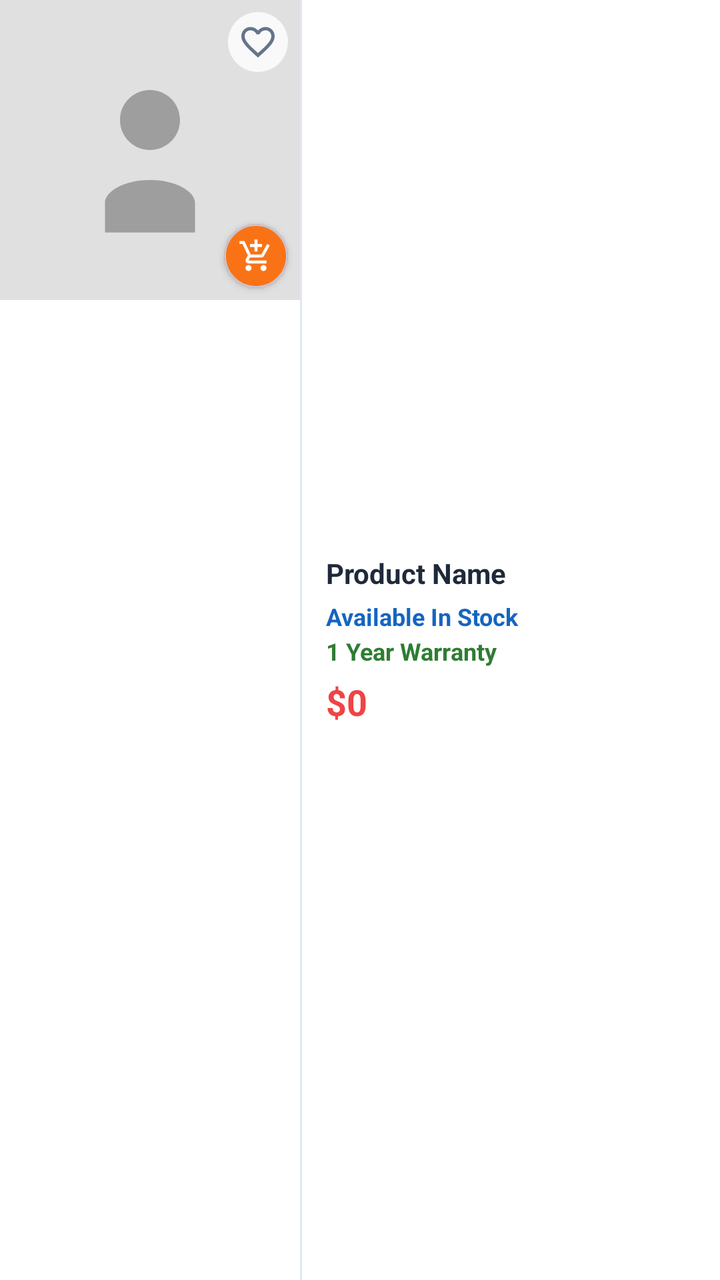
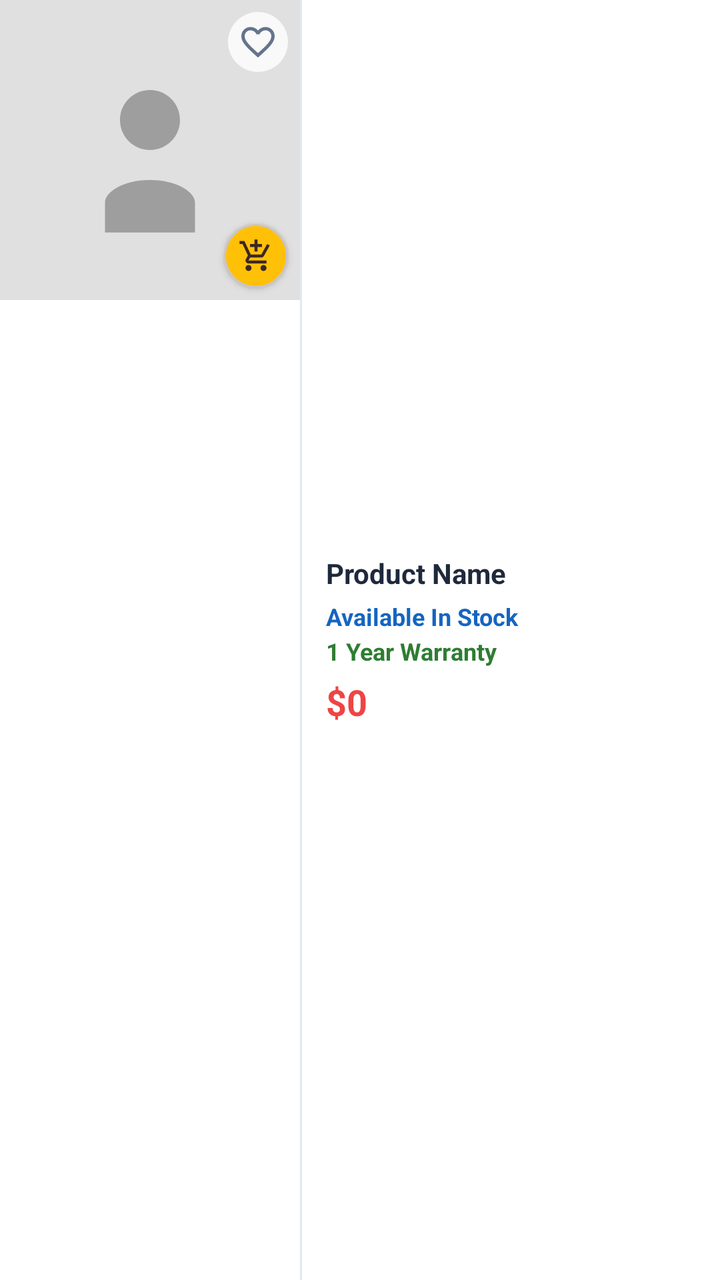

Screens rendered from an Android XML layout before and after an edit, with the pre-edit source and the edit as a unified diff.
<!-- AndroidManifest.xml: application theme Theme.BeckieDealApp -->
<!-- res/layout/product_card_list.xml -->
﻿<?xml version="1.0" encoding="utf-8"?>

<com.google.android.material.card.MaterialCardView
    xmlns:android="http://schemas.android.com/apk/res/android"
    xmlns:app="http://schemas.android.com/apk/res-auto"
    android:layout_width="match_parent"
    android:layout_height="wrap_content"
    android:layout_margin="2dp"
    app:cardCornerRadius="0dp"
    app:cardElevation="0dp"
    app:strokeWidth="0dp"
    app:cardBackgroundColor="@color/surface">

    <LinearLayout
        android:layout_width="match_parent"
        android:layout_height="match_parent"
        android:orientation="horizontal">

        
        <FrameLayout
            android:layout_width="150dp"
            android:layout_height="150dp"
            android:background="@color/card_bg_secondary">

            <ImageView
                android:id="@+id/productImage"
                android:layout_width="match_parent"
                android:layout_height="match_parent"
                android:scaleType="centerCrop"
                android:src="@drawable/placeholder_image" />

            
            <ImageView
                android:id="@+id/favoriteIcon"
                android:layout_width="30dp"
                android:layout_height="30dp"
                android:layout_gravity="top|end"
                android:layout_margin="6dp"
                android:background="@drawable/favorite_background"
                android:padding="5dp"
                android:src="@drawable/ic_favorite_border"
                app:tint="@color/text_secondary" />

            
            <com.google.android.material.card.MaterialCardView
                android:id="@+id/quickAddToCartButton"
                android:layout_width="32dp"
                android:layout_height="32dp"
                android:layout_gravity="bottom|end"
                android:layout_margin="6dp"
                app:cardCornerRadius="16dp"
                app:cardElevation="2dp"
                app:cardBackgroundColor="@color/primary">
                <ImageView
                    android:layout_width="18dp"
                    android:layout_height="18dp"
                    android:layout_gravity="center"
                    android:src="@drawable/add_shopping_cart_24"
                    app:tint="@color/white_fixed" />
            </com.google.android.material.card.MaterialCardView>

        </FrameLayout>

        
        <View
            android:layout_width="1dp"
            android:layout_height="match_parent"
            android:background="@color/border_color" />

        
        <LinearLayout
            android:layout_width="0dp"
            android:layout_height="wrap_content"
            android:layout_weight="1"
            android:layout_gravity="center_vertical"
            android:orientation="vertical"
            android:paddingHorizontal="12dp"
            android:paddingVertical="10dp">

            
            <TextView
                android:id="@+id/productName"
                android:layout_width="match_parent"
                android:layout_height="wrap_content"
                android:text="Product Name"
                android:textColor="@color/text_primary"
                android:textSize="@dimen/text_size_body"
                android:textStyle="bold"
                android:maxLines="2"
                android:ellipsize="end" />

            
            <TextView
                android:id="@+id/productVariant"
                android:layout_width="match_parent"
                android:layout_height="wrap_content"
                android:layout_marginTop="2dp"
                android:text=""
                android:textColor="@color/text_secondary"
                android:textSize="@dimen/text_size_caption"
                android:maxLines="1"
                android:ellipsize="end"
                android:visibility="gone" />

            
            <TextView
                android:id="@+id/stockStatus"
                android:layout_width="wrap_content"
                android:layout_height="wrap_content"
                android:layout_marginTop="4dp"
                android:text="Available In Stock"
                android:textColor="#1565C0"
                android:textSize="@dimen/text_size_caption"
                android:textStyle="bold" />

            
            <TextView
                android:id="@+id/warrantyText"
                android:layout_width="wrap_content"
                android:layout_height="wrap_content"
                android:layout_marginTop="1dp"
                android:text="1 Year Warranty"
                android:textColor="#2E7D32"
                android:textSize="@dimen/text_size_caption"
                android:textStyle="bold" />

            
            <TextView
                android:id="@+id/skuText"
                android:layout_width="wrap_content"
                android:layout_height="wrap_content"
                android:layout_marginTop="1dp"
                android:text=""
                android:textColor="#00897B"
                android:textSize="@dimen/text_size_caption"
                android:textStyle="bold"
                android:visibility="gone" />

            
            <TextView
                android:id="@+id/productPrice"
                android:layout_width="wrap_content"
                android:layout_height="wrap_content"
                android:layout_marginTop="5dp"
                android:text="$0"
                android:textColor="@color/red_error"
                android:textSize="@dimen/text_size_title_small"
                android:textStyle="bold" />

            
            <TextView
                android:id="@+id/productSpecs"
                android:layout_width="match_parent"
                android:layout_height="wrap_content"
                android:layout_marginTop="4dp"
                android:text=""
                android:textColor="@color/text_secondary"
                android:textSize="@dimen/text_size_caption"
                android:lineSpacingMultiplier="1.3"
                android:maxLines="3"
                android:ellipsize="end"
                android:visibility="gone" />

            
            <TextView
                android:id="@+id/freeItemsText"
                android:layout_width="wrap_content"
                android:layout_height="wrap_content"
                android:layout_marginTop="2dp"
                android:text=""
                android:textColor="@color/red_error"
                android:textSize="@dimen/text_size_caption"
                android:textStyle="italic"
                android:visibility="gone" />

        </LinearLayout>

    </LinearLayout>

</com.google.android.material.card.MaterialCardView>
<!-- resources referenced by this layout -->
<resources>
  <color name="border_color">#E2E8F0</color>
  <color name="card_bg_secondary">#F1F5F9</color>
  <color name="primary">#F97316</color>
  <color name="red_error">#EF4444</color>
  <color name="surface">#FFFFFF</color>
  <color name="text_primary">#1E293B</color>
  <color name="text_secondary">#64748B</color>
  <color name="white_fixed">#FFFFFF</color>
  <dimen name="text_size_body">13sp</dimen>
  <dimen name="text_size_caption">11sp</dimen>
  <dimen name="text_size_title_small">17sp</dimen>
  <!-- drawable favorite_background (drawable) -->
  <?xml version="1.0" encoding="utf-8"?>
  <shape xmlns:android="http://schemas.android.com/apk/res/android"
      android:shape="oval">
      <solid android:color="#CCFFFFFF" />
  </shape>
  <!-- drawable placeholder_image (drawable) -->
  <?xml version="1.0" encoding="utf-8"?>
  <vector xmlns:android="http://schemas.android.com/apk/res/android"
      android:width="200dp"
      android:height="200dp"
      android:viewportWidth="200"
      android:viewportHeight="200">
  
      
      <path
          android:fillColor="#E0E0E0"
          android:pathData="M0,0h200v200h-200z" />
  
      
      <path
          android:fillColor="#9E9E9E"
          android:pathData="M100,60c11.05,0 20,8.95 20,20s-8.95,20 -20,20 -20,-8.95 -20,-20 8.95,-20 20,-20zM100,120c18.28,0 30,8.28 30,15v20H70v-20c0,-6.72 11.72,-15 30,-15z" />
  </vector>
  <style name="Theme.BeckieDealApp" parent="Base.Theme.BeckieDealApp">
          <item name="buttonStyle">@style/Widget.App.Button</item>
          <item name="materialButtonStyle">@style/Widget.App.Button</item>
      </style>
  <style name="Widget.App.Button" parent="Widget.Material3.Button">
          <item name="shapeAppearance">@style/ShapeAppearance.App.Button.Pill</item>
      </style>
  <color name="on_primary">#FFFFFF</color>
  <color name="primary_container">#F97316</color>
  <color name="on_primary_container">#582200</color>
  <color name="background">#F8FAFC</color>
  <color name="on_surface">#251913</color>
  <style name="Widget.App.BottomNavigationView" parent="Widget.Material3.BottomNavigationView">
          <item name="itemIconSize">22dp</item>
          <item name="itemIconTint">@color/bottom_nav_color</item>
          <item name="itemTextColor">@color/bottom_nav_color</item>
          
          <item name="android:background">@null</item>
          <item name="backgroundTint">@null</item>
          <item name="labelVisibilityMode">selected</item>
          <item name="itemActiveIndicatorStyle">@style/Widget.App.BottomNav.ActiveIndicator</item>
          <item name="itemPaddingTop">4dp</item>
          <item name="itemPaddingBottom">4dp</item>
      </style>
  <style name="ShapeAppearance.App.Button.Pill" parent="">
          <item name="cornerFamily">rounded</item>
          <item name="cornerSize">50%</item>
      </style>
  <style name="Widget.App.BottomNav.ActiveIndicator" parent="Widget.Material3.BottomNavigationView.ActiveIndicator">
          <item name="android:color">@color/nav_indicator_fill</item>
          <item name="android:width">80dp</item>
          <item name="android:height">36dp</item>
          <item name="shapeAppearance">@style/ShapeAppearance.App.BottomNav.ActiveIndicator</item>
      </style>
  <color name="nav_indicator_fill">#FFF1EB</color>
  <style name="ShapeAppearance.App.BottomNav.ActiveIndicator" parent="">
          <item name="cornerFamily">rounded</item>
          <item name="cornerSize">50%</item>
      </style>
  <!-- unchanged entries left out for length: 3 -->
</resources>

<!-- the commit's change to res/layout/product_card_list.xml (unified diff, before → after) -->
@@ -50,13 +50,13 @@
                 android:layout_margin="6dp"
                 app:cardCornerRadius="16dp"
                 app:cardElevation="2dp"
-                app:cardBackgroundColor="@color/primary">
+                app:cardBackgroundColor="@color/yellow_star">
                 <ImageView
                     android:layout_width="18dp"
                     android:layout_height="18dp"
                     android:layout_gravity="center"
                     android:src="@drawable/add_shopping_cart_24"
-                    app:tint="@color/white_fixed" />
+                    app:tint="@color/dark_brown" />
             </com.google.android.material.card.MaterialCardView>
 
         </FrameLayout>
<!-- resource entries referenced after the edit -->
@@ -2,12 +2,13 @@
 <resources>
   <color name="border_color">#E2E8F0</color>
   <color name="card_bg_secondary">#F1F5F9</color>
+  <color name="dark_brown">#3E2723</color>
   <color name="primary">#F97316</color>
   <color name="red_error">#EF4444</color>
   <color name="surface">#FFFFFF</color>
   <color name="text_primary">#1E293B</color>
   <color name="text_secondary">#64748B</color>
-  <color name="white_fixed">#FFFFFF</color>
+  <color name="yellow_star">#FFC107</color>
   <dimen name="text_size_body">13sp</dimen>
   <dimen name="text_size_caption">11sp</dimen>
   <dimen name="text_size_title_small">17sp</dimen>
